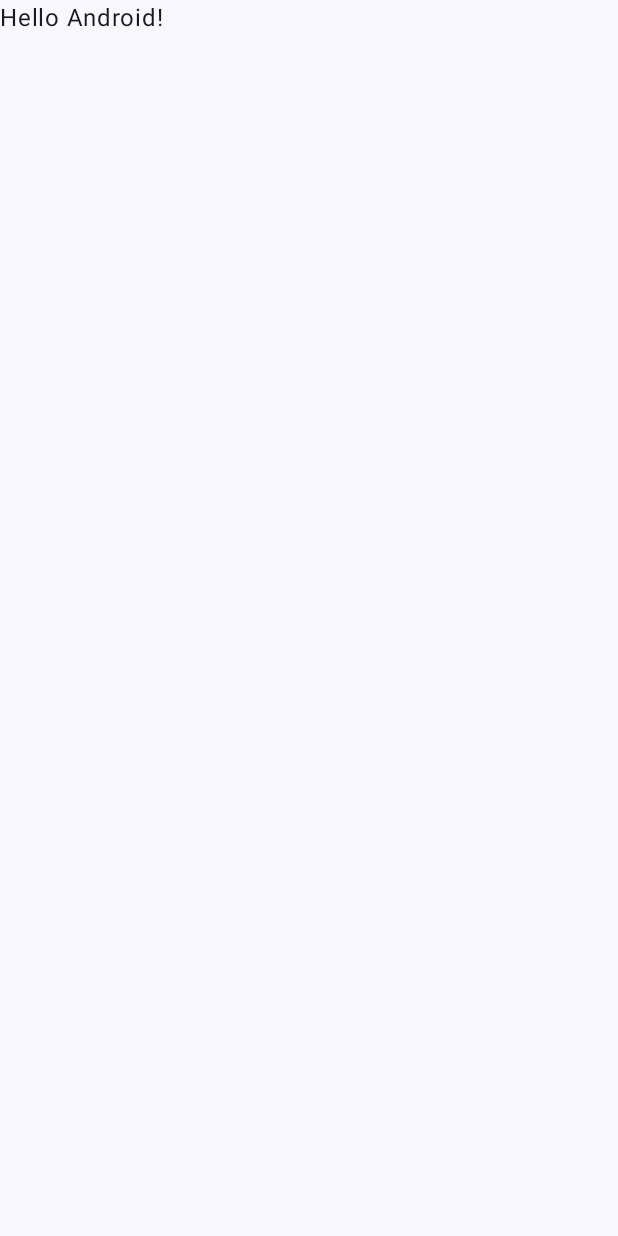
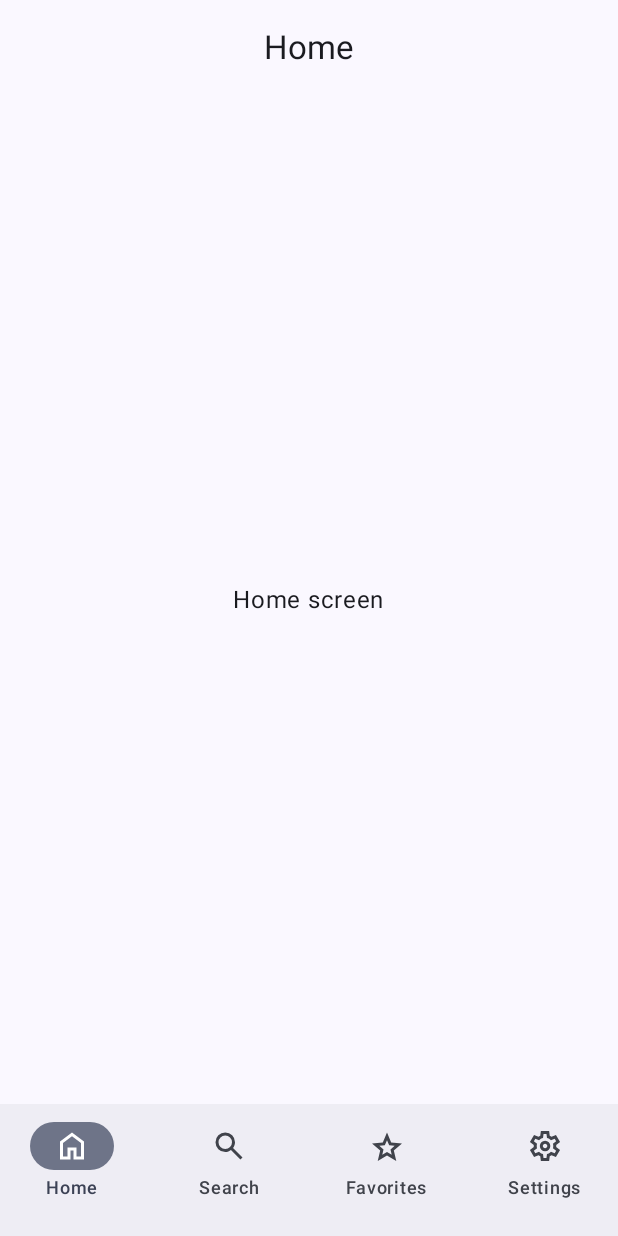
Before and after one commit to susumunoda/compose-navigation, an Android app built with Jetpack Compose: the screen it shows after launch (MainActivity), on a phone screen of 412 x 824 dp. Before the commit the screen is almost empty. Run offline under Robolectric (Android 15) with nearby library versions, the phone set to English and light mode, and no system bars.

```diff
--- a/demoapp/build.gradle.kts
+++ b/demoapp/build.gradle.kts
@@ -60,6 +60,8 @@ dependencies {
     implementation(libs.ui.graphics)
     implementation(libs.ui.tooling.preview)
     implementation(libs.material3)
+    implementation(libs.navigation.compose)
+    implementation(project(":library"))
     testImplementation(libs.junit)
     androidTestImplementation(libs.androidx.test.ext.junit)
     androidTestImplementation(libs.espresso.core)
--- a/demoapp/src/main/java/com/susumunoda/compose/navigation/demoapp/MainActivity.kt
+++ b/demoapp/src/main/java/com/susumunoda/compose/navigation/demoapp/MainActivity.kt
@@ -6,10 +6,8 @@ import androidx.activity.compose.setContent
 import androidx.compose.foundation.layout.fillMaxSize
 import androidx.compose.material3.MaterialTheme
 import androidx.compose.material3.Surface
-import androidx.compose.material3.Text
-import androidx.compose.runtime.Composable
 import androidx.compose.ui.Modifier
-import androidx.compose.ui.tooling.preview.Preview
+import com.susumunoda.compose.navigation.demoapp.ui.navigation.RootNavigation
 import com.susumunoda.compose.navigation.demoapp.ui.theme.ComposeNavigationTheme
 
 class MainActivity : ComponentActivity() {
@@ -22,25 +20,9 @@ class MainActivity : ComponentActivity() {
                     modifier = Modifier.fillMaxSize(),
                     color = MaterialTheme.colorScheme.background
                 ) {
-                    Greeting("Android")
+                    RootNavigation()
                 }
             }
         }
     }
 }
-
-@Composable
-fun Greeting(name: String, modifier: Modifier = Modifier) {
-    Text(
-        text = "Hello $name!",
-        modifier = modifier
-    )
-}
-
-@Preview(showBackground = true)
-@Composable
-fun GreetingPreview() {
-    ComposeNavigationTheme {
-        Greeting("Android")
-    }
-}
--- /dev/null
+++ b/demoapp/src/main/java/com/susumunoda/compose/navigation/demoapp/ui/navigation/RootNavigation.kt
@@ -0,0 +1,93 @@
+package com.susumunoda.compose.navigation.demoapp.ui.navigation
+
+import androidx.compose.animation.EnterTransition
+import androidx.compose.animation.ExitTransition
+import androidx.compose.foundation.layout.Box
+import androidx.compose.foundation.layout.padding
+import androidx.compose.material3.CenterAlignedTopAppBar
+import androidx.compose.material3.ExperimentalMaterial3Api
+import androidx.compose.material3.Scaffold
+import androidx.compose.material3.Text
+import androidx.compose.runtime.Composable
+import androidx.compose.runtime.getValue
+import androidx.compose.ui.Modifier
+import androidx.compose.ui.platform.LocalContext
+import androidx.compose.ui.res.stringResource
+import androidx.navigation.NavHostController
+import androidx.navigation.compose.NavHost
+import androidx.navigation.compose.composable
+import androidx.navigation.compose.currentBackStackEntryAsState
+import androidx.navigation.compose.rememberNavController
+import com.susumunoda.compose.navigation.BottomNavigation
+import com.susumunoda.compose.navigation.Destination
+import com.susumunoda.compose.navigation.demoapp.R
+import com.susumunoda.compose.navigation.demoapp.ui.screen.FavoritesScreen
+import com.susumunoda.compose.navigation.demoapp.ui.screen.HomeScreen
+import com.susumunoda.compose.navigation.demoapp.ui.screen.SearchScreen
+import com.susumunoda.compose.navigation.demoapp.ui.screen.SettingsScreen
+
+private val HOME = Destination("Home", R.string.nav_home, R.drawable.home_icon)
+private val SEARCH = Destination("Search", R.string.nav_search, R.drawable.search_icon)
+private val FAVORITES = Destination("Favorites", R.string.nav_favorites, R.drawable.star_icon)
+private val SETTINGS = Destination("Settings", R.string.nav_settings, R.drawable.settings_icon)
+private val DESTINATIONS = listOf(HOME, SEARCH, FAVORITES, SETTINGS)
+
+@OptIn(ExperimentalMaterial3Api::class)
+@Composable
+fun RootNavigation(navController: NavHostController = rememberNavController()) {
+    val currentBackStackEntry by navController.currentBackStackEntryAsState()
+    val currentDestination =
+        DESTINATIONS.find { it.route == currentBackStackEntry?.destination?.route }
+
+    Scaffold(
+        topBar = {
+            CenterAlignedTopAppBar(
+                title = {
+                    if (currentDestination != null) {
+                        Text(stringResource(currentDestination.titleResId))
+                    }
+                }
+            )
+        },
+        bottomBar = {
+            BottomNavigation(
+                destinations = DESTINATIONS,
+                navController = navController,
+                context = LocalContext.current
+            )
+        }
+    ) { contentPadding ->
+        Box(Modifier.padding(contentPadding)) {
+            NavHost(navController = navController, startDestination = HOME.route) {
+                composable(
+                    route = HOME.route,
+                    enterTransition = { EnterTransition.None },
+                    exitTransition = { ExitTransition.None }
+                ) {
+                    HomeScreen()
+                }
+                composable(
+                    route = SEARCH.route,
+                    enterTransition = { EnterTransition.None },
+                    exitTransition = { ExitTransition.None }
+                ) {
+                    SearchScreen()
+                }
+                composable(
+                    route = FAVORITES.route,
+                    enterTransition = { EnterTransition.None },
+                    exitTransition = { ExitTransition.None }
+                ) {
+                    FavoritesScreen()
+                }
+                composable(
+                    route = SETTINGS.route,
+                    enterTransition = { EnterTransition.None },
+                    exitTransition = { ExitTransition.None }
+                ) {
+                    SettingsScreen()
+                }
+            }
+        }
+    }
+}
--- /dev/null
+++ b/demoapp/src/main/java/com/susumunoda/compose/navigation/demoapp/ui/screen/FavoritesScreen.kt
@@ -0,0 +1,18 @@
+package com.susumunoda.compose.navigation.demoapp.ui.screen
+
+import androidx.compose.foundation.layout.Box
+import androidx.compose.foundation.layout.fillMaxSize
+import androidx.compose.material3.Text
+import androidx.compose.runtime.Composable
+import androidx.compose.ui.Alignment
+import androidx.compose.ui.Modifier
+
+@Composable
+fun FavoritesScreen() {
+    Box(
+        modifier = Modifier.fillMaxSize(),
+        contentAlignment = Alignment.Center
+    ) {
+        Text("Favorites screen")
+    }
+}
--- /dev/null
+++ b/demoapp/src/main/java/com/susumunoda/compose/navigation/demoapp/ui/screen/HomeScreen.kt
@@ -0,0 +1,18 @@
+package com.susumunoda.compose.navigation.demoapp.ui.screen
+
+import androidx.compose.foundation.layout.Box
+import androidx.compose.foundation.layout.fillMaxSize
+import androidx.compose.material3.Text
+import androidx.compose.runtime.Composable
+import androidx.compose.ui.Alignment
+import androidx.compose.ui.Modifier
+
+@Composable
+fun HomeScreen() {
+    Box(
+        modifier = Modifier.fillMaxSize(),
+        contentAlignment = Alignment.Center
+    ) {
+        Text("Home screen")
+    }
+}
--- /dev/null
+++ b/demoapp/src/main/java/com/susumunoda/compose/navigation/demoapp/ui/screen/SearchScreen.kt
@@ -0,0 +1,18 @@
+package com.susumunoda.compose.navigation.demoapp.ui.screen
+
+import androidx.compose.foundation.layout.Box
+import androidx.compose.foundation.layout.fillMaxSize
+import androidx.compose.material3.Text
+import androidx.compose.runtime.Composable
+import androidx.compose.ui.Alignment
+import androidx.compose.ui.Modifier
+
+@Composable
+fun SearchScreen() {
+    Box(
+        modifier = Modifier.fillMaxSize(),
+        contentAlignment = Alignment.Center
+    ) {
+        Text("Search screen")
+    }
+}
--- /dev/null
+++ b/demoapp/src/main/java/com/susumunoda/compose/navigation/demoapp/ui/screen/SettingsScreen.kt
@@ -0,0 +1,18 @@
+package com.susumunoda.compose.navigation.demoapp.ui.screen
+
+import androidx.compose.foundation.layout.Box
+import androidx.compose.foundation.layout.fillMaxSize
+import androidx.compose.material3.Text
+import androidx.compose.runtime.Composable
+import androidx.compose.ui.Alignment
+import androidx.compose.ui.Modifier
+
+@Composable
+fun SettingsScreen() {
+    Box(
+        modifier = Modifier.fillMaxSize(),
+        contentAlignment = Alignment.Center
+    ) {
+        Text("Settings screen")
+    }
+}
--- /dev/null
+++ b/demoapp/src/main/res/drawable-nodpi/home_icon.xml
@@ -0,0 +1,9 @@
+<vector xmlns:android="http://schemas.android.com/apk/res/android"
+    android:width="24dp"
+    android:height="24dp"
+    android:viewportWidth="960"
+    android:viewportHeight="960">
+  <path
+      android:fillColor="#FF000000"
+      android:pathData="M240,760h120v-240h240v240h120v-360L480,220 240,400v360ZM160,840v-480l320,-240 320,240v480L520,840v-240h-80v240L160,840ZM480,490Z"/>
+</vector>
--- /dev/null
+++ b/demoapp/src/main/res/drawable-nodpi/search_icon.xml
@@ -0,0 +1,9 @@
+<vector xmlns:android="http://schemas.android.com/apk/res/android"
+    android:width="24dp"
+    android:height="24dp"
+    android:viewportWidth="960"
+    android:viewportHeight="960">
+  <path
+      android:fillColor="#FF000000"
+      android:pathData="M784,840 L532,588q-30,24 -69,38t-83,14q-109,0 -184.5,-75.5T120,380q0,-109 75.5,-184.5T380,120q109,0 184.5,75.5T640,380q0,44 -14,83t-38,69l252,252 -56,56ZM380,560q75,0 127.5,-52.5T560,380q0,-75 -52.5,-127.5T380,200q-75,0 -127.5,52.5T200,380q0,75 52.5,127.5T380,560Z"/>
+</vector>
--- /dev/null
+++ b/demoapp/src/main/res/drawable-nodpi/settings_icon.xml
@@ -0,0 +1,9 @@
+<vector xmlns:android="http://schemas.android.com/apk/res/android"
+    android:width="24dp"
+    android:height="24dp"
+    android:viewportWidth="960"
+    android:viewportHeight="960">
+  <path
+      android:fillColor="#FF000000"
+      android:pathData="m370,880 l-16,-128q-13,-5 -24.5,-12T307,725l-119,50L78,585l103,-78q-1,-7 -1,-13.5v-27q0,-6.5 1,-13.5L78,375l110,-190 119,50q11,-8 23,-15t24,-12l16,-128h220l16,128q13,5 24.5,12t22.5,15l119,-50 110,190 -103,78q1,7 1,13.5v27q0,6.5 -2,13.5l103,78 -110,190 -118,-50q-11,8 -23,15t-24,12L590,880L370,880ZM482,620q58,0 99,-41t41,-99q0,-58 -41,-99t-99,-41q-59,0 -99.5,41T342,480q0,58 40.5,99t99.5,41ZM482,540q-25,0 -42.5,-17.5T422,480q0,-25 17.5,-42.5T482,420q25,0 42.5,17.5T542,480q0,25 -17.5,42.5T482,540ZM480,480ZM440,800h79l14,-106q31,-8 57.5,-23.5T639,633l99,41 39,-68 -86,-65q5,-14 7,-29.5t2,-31.5q0,-16 -2,-31.5t-7,-29.5l86,-65 -39,-68 -99,42q-22,-23 -48.5,-38.5T533,266l-13,-106h-79l-14,106q-31,8 -57.5,23.5T321,327l-99,-41 -39,68 86,64q-5,15 -7,30t-2,32q0,16 2,31t7,30l-86,65 39,68 99,-42q22,23 48.5,38.5T427,694l13,106Z"/>
+</vector>
--- /dev/null
+++ b/demoapp/src/main/res/drawable-nodpi/star_icon.xml
@@ -0,0 +1,9 @@
+<vector xmlns:android="http://schemas.android.com/apk/res/android"
+    android:width="24dp"
+    android:height="24dp"
+    android:viewportWidth="960"
+    android:viewportHeight="960">
+  <path
+      android:fillColor="#FF000000"
+      android:pathData="m354,713 l126,-76 126,77 -33,-144 111,-96 -146,-13 -58,-136 -58,135 -146,13 111,97 -33,143ZM233,880l65,-281L80,410l288,-25 112,-265 112,265 288,25 -218,189 65,281 -247,-149L233,880ZM480,530Z"/>
+</vector>
--- a/demoapp/src/main/res/values/strings.xml
+++ b/demoapp/src/main/res/values/strings.xml
@@ -1,3 +1,7 @@
 <resources>
     <string name="app_name">Compose Navigation Demo App</string>
+    <string name="nav_home">Home</string>
+    <string name="nav_search">Search</string>
+    <string name="nav_favorites">Favorites</string>
+    <string name="nav_settings">Settings</string>
 </resources>
```
